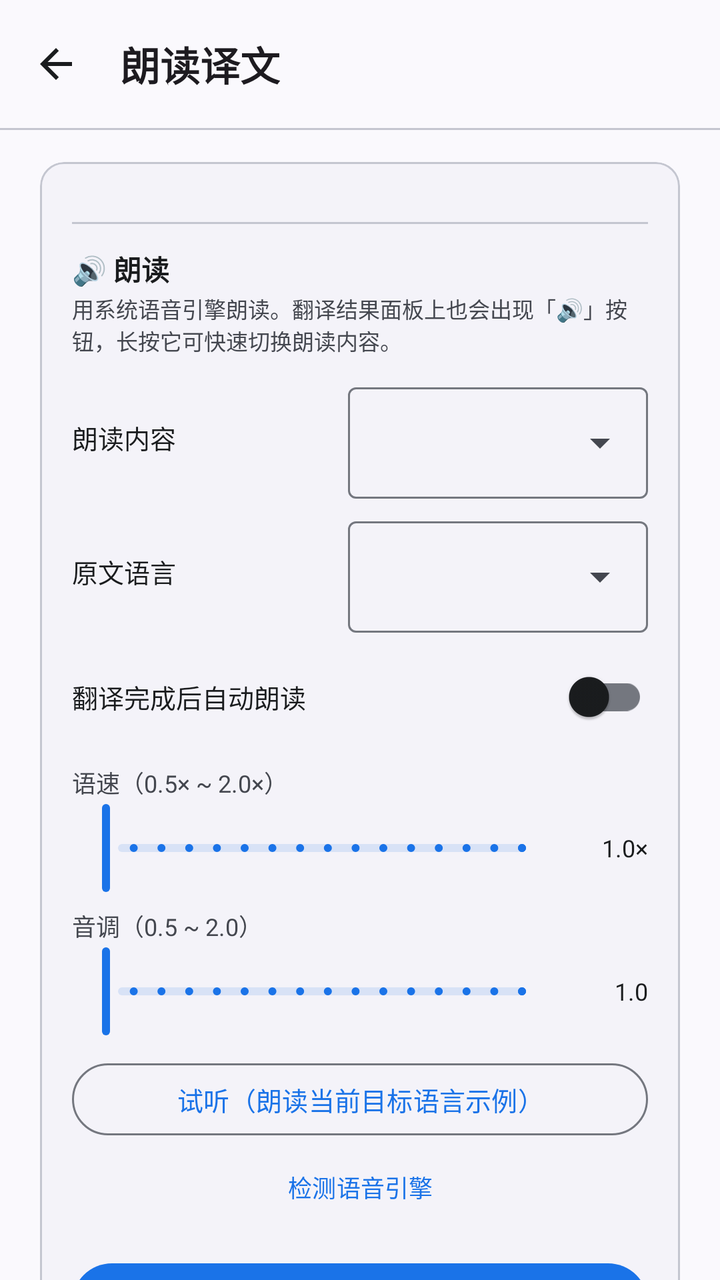
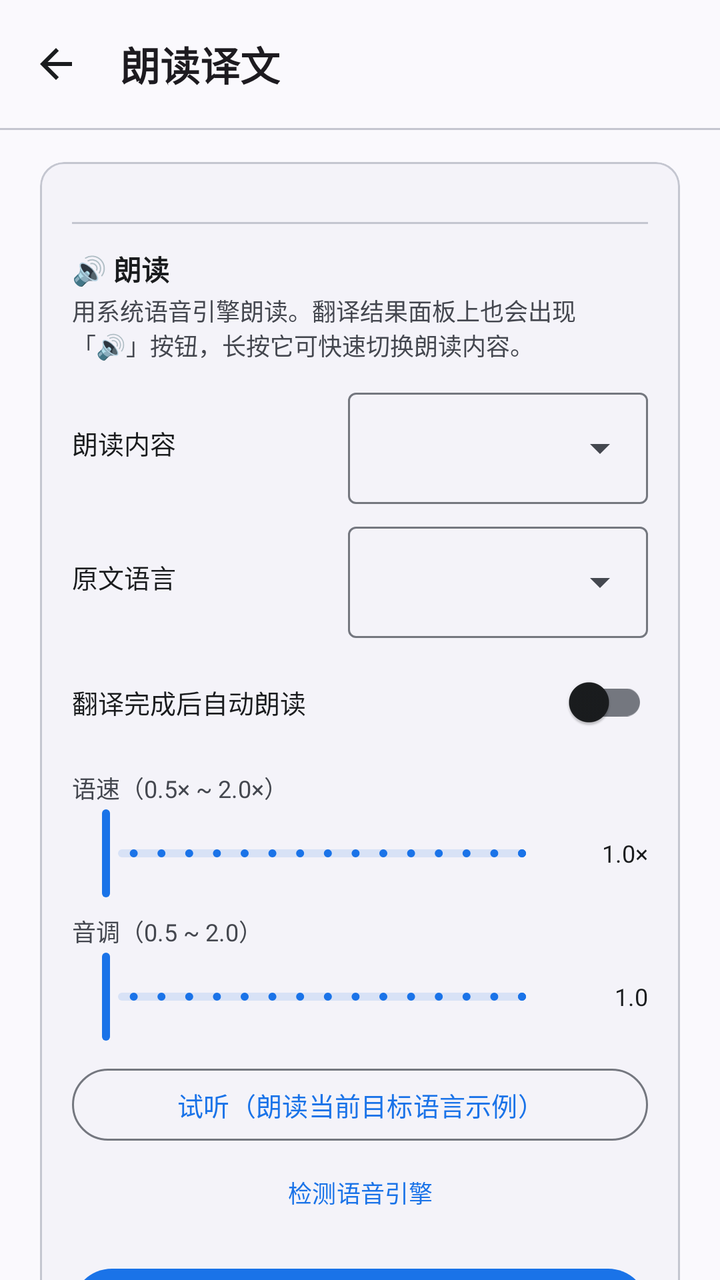

An Android layout rendered at two revisions. The XML below is the earlier revision; the diff shows what the commit changed to produce the second picture.
<!-- AndroidManifest.xml: application theme Theme.ScreenTranslator -->
<!-- res/layout/activity_tts_settings.xml -->
<?xml version="1.0" encoding="utf-8"?>
<LinearLayout xmlns:android="http://schemas.android.com/apk/res/android"
    xmlns:app="http://schemas.android.com/apk/res-auto"
    android:layout_width="match_parent"
    android:layout_height="match_parent"
    android:background="?attr/colorSurface"
    android:orientation="vertical">

    
    <com.google.android.material.appbar.MaterialToolbar
        android:id="@+id/topAppBar"
        style="@style/Widget.ScreenTranslator.Toolbar"
        android:layout_width="match_parent"
        android:layout_height="?attr/actionBarSize"
        app:navigationIcon="@drawable/ic_arrow_back"
        app:navigationContentDescription="@string/common_btn_back_content_description"
        app:title="@string/tts_settings_t03" />

    <com.google.android.material.divider.MaterialDivider
        style="@style/Widget.ScreenTranslator.Divider"
        android:layout_width="match_parent"
        android:layout_height="1dp" />

    <androidx.core.widget.NestedScrollView
        android:layout_width="match_parent"
        android:layout_height="match_parent"
        android:fillViewport="true">

        <LinearLayout
            android:layout_width="match_parent"
            android:layout_height="wrap_content"
            android:orientation="vertical"
            android:paddingHorizontal="20dp"
            android:paddingTop="16dp"
            android:paddingBottom="20dp">

        <com.google.android.material.card.MaterialCardView
            android:layout_width="match_parent"
            android:layout_height="wrap_content"
            app:cardCornerRadius="@dimen/md_card_radius"
            app:cardElevation="0dp"
            app:cardBackgroundColor="?attr/colorSurfaceContainerLow">

            <LinearLayout
                android:layout_width="match_parent"
                android:layout_height="wrap_content"
                android:orientation="vertical"
                android:padding="16dp">
                
                <com.google.android.material.divider.MaterialDivider
                    style="@style/Widget.ScreenTranslator.Divider"
                    android:layout_width="match_parent"
                    android:layout_height="1dp"
                    android:layout_marginTop="14dp" />

                <TextView
                    android:layout_width="wrap_content"
                    android:layout_height="wrap_content"
                    android:layout_marginTop="12dp"
                    android:text="@string/tts_settings_t08"
                    android:textColor="?attr/colorOnSurface"
                    android:textSize="14sp"
                    android:textStyle="bold" />

                <TextView
                    android:layout_width="match_parent"
                    android:layout_height="wrap_content"
                    android:layout_marginTop="2dp"
                    android:text="@string/tts_settings_t04"
                    android:textColor="?attr/colorOnSurfaceVariant"
                    android:textSize="11sp" />

                
                <LinearLayout
                    android:layout_width="match_parent"
                    android:layout_height="wrap_content"
                    android:layout_marginTop="10dp"
                    android:orientation="horizontal"
                    android:gravity="center_vertical">

                    <TextView
                        android:layout_width="0dp"
                        android:layout_height="wrap_content"
                        android:layout_weight="1"
                        android:text="@string/tts_settings_t02"
                        android:textColor="?attr/colorOnSurface"
                        android:textSize="13sp" />

                    <com.google.android.material.textfield.TextInputLayout
                        style="@style/Widget.ScreenTranslator.DropdownLayout"
                        android:layout_width="wrap_content"
                        android:layout_height="wrap_content"
                        android:minWidth="150dp">

                        <com.google.android.material.textfield.MaterialAutoCompleteTextView
                            android:id="@+id/spinnerTtsContent"
                            android:layout_width="match_parent"
                            android:layout_height="wrap_content"
                            android:inputType="none" />
                    </com.google.android.material.textfield.TextInputLayout>
                </LinearLayout>

                
                <LinearLayout
                    android:id="@+id/rowTtsSourceLang"
                    android:layout_width="match_parent"
                    android:layout_height="wrap_content"
                    android:layout_marginTop="6dp"
                    android:orientation="horizontal"
                    android:gravity="center_vertical">

                    <TextView
                        android:layout_width="0dp"
                        android:layout_height="wrap_content"
                        android:layout_weight="1"
                        android:text="@string/tts_settings_t01"
                        android:textColor="?attr/colorOnSurface"
                        android:textSize="13sp" />

                    <com.google.android.material.textfield.TextInputLayout
                        style="@style/Widget.ScreenTranslator.DropdownLayout"
                        android:layout_width="wrap_content"
                        android:layout_height="wrap_content"
                        android:minWidth="150dp">

                        <com.google.android.material.textfield.MaterialAutoCompleteTextView
                            android:id="@+id/spinnerTtsSourceLang"
                            android:layout_width="match_parent"
                            android:layout_height="wrap_content"
                            android:inputType="none" />
                    </com.google.android.material.textfield.TextInputLayout>
                </LinearLayout>

                <LinearLayout
                    android:layout_width="match_parent"
                    android:layout_height="wrap_content"
                    android:layout_marginTop="8dp"
                    android:orientation="horizontal"
                    android:gravity="center_vertical">

                    <TextView
                        android:layout_width="0dp"
                        android:layout_height="wrap_content"
                        android:layout_weight="1"
                        android:text="@string/tts_settings_t05"
                        android:textColor="?attr/colorOnSurface"
                        android:textSize="13sp" />

                    <com.google.android.material.switchmaterial.SwitchMaterial
                        android:id="@+id/swTtsAuto"
                        android:layout_width="wrap_content"
                        android:layout_height="wrap_content" />
                </LinearLayout>

                <TextView
                    android:layout_width="match_parent"
                    android:layout_height="wrap_content"
                    android:layout_marginTop="10dp"
                    android:text="@string/tts_settings_t06"
                    android:textColor="?attr/colorOnSurfaceVariant"
                    android:textSize="12sp" />

                <LinearLayout
                    android:layout_width="match_parent"
                    android:layout_height="wrap_content"
                    android:orientation="horizontal"
                    android:gravity="center_vertical">

                    <com.google.android.material.slider.Slider
                        android:id="@+id/seekTtsRate"
                        style="@style/Widget.ScreenTranslator.Slider"
                        android:layout_width="0dp"
                        android:layout_height="wrap_content"
                        android:layout_weight="1"
                        android:valueFrom="0"
                        android:valueTo="15" />

                    <TextView
                        android:id="@+id/tvTtsRateValue"
                        android:layout_width="wrap_content"
                        android:layout_height="wrap_content"
                        android:minWidth="46dp"
                        android:gravity="end"
                        android:text="1.0×"
                        android:textColor="?attr/colorOnSurface"
                        android:textSize="12sp" />
                </LinearLayout>

                <TextView
                    android:layout_width="match_parent"
                    android:layout_height="wrap_content"
                    android:layout_marginTop="6dp"
                    android:text="@string/tts_settings_t07"
                    android:textColor="?attr/colorOnSurfaceVariant"
                    android:textSize="12sp" />

                <LinearLayout
                    android:layout_width="match_parent"
                    android:layout_height="wrap_content"
                    android:orientation="horizontal"
                    android:gravity="center_vertical">

                    <com.google.android.material.slider.Slider
                        android:id="@+id/seekTtsPitch"
                        style="@style/Widget.ScreenTranslator.Slider"
                        android:layout_width="0dp"
                        android:layout_height="wrap_content"
                        android:layout_weight="1"
                        android:valueFrom="0"
                        android:valueTo="15" />

                    <TextView
                        android:id="@+id/tvTtsPitchValue"
                        android:layout_width="wrap_content"
                        android:layout_height="wrap_content"
                        android:minWidth="46dp"
                        android:gravity="end"
                        android:text="1.0"
                        android:textColor="?attr/colorOnSurface"
                        android:textSize="12sp" />
                </LinearLayout>

                <com.google.android.material.button.MaterialButton
                    android:id="@+id/btnTtsTest"
                    style="@style/Widget.ScreenTranslator.Button.Outlined"
                    android:layout_width="match_parent"
                    android:layout_height="wrap_content"
                    android:layout_marginTop="8dp"
                    android:text="@string/tts_settings_btn_tts_test"
                    android:textColor="?attr/colorPrimary"
                    android:textSize="13sp" />

                
                <com.google.android.material.button.MaterialButton
                    android:id="@+id/btnTtsDiag"
                    style="@style/Widget.ScreenTranslator.Button.Text"
                    android:layout_width="match_parent"
                    android:layout_height="wrap_content"
                    android:layout_marginTop="2dp"
                    android:text="@string/tts_settings_btn_tts_diag"
                    android:textColor="?attr/colorPrimary"
                    android:textSize="12sp" />
        <com.google.android.material.button.MaterialButton
            android:id="@+id/btnSave"
            android:layout_width="match_parent"
            android:layout_height="wrap_content"
            android:layout_marginTop="14dp"
            android:text="@string/common_btn_save"
            android:textSize="14sp" />

            </LinearLayout>
        </com.google.android.material.card.MaterialCardView>

    </LinearLayout>
    </androidx.core.widget.NestedScrollView>
</LinearLayout>
<!-- resources referenced by this layout -->
<resources>
  <dimen name="md_card_radius">@dimen/md_corner_md</dimen>
  <string name="common_btn_back_content_description">返回</string>
  <string name="common_btn_save">保存</string>
  <string name="tts_settings_btn_tts_diag">检测语音引擎</string>
  <string name="tts_settings_btn_tts_test">试听（朗读当前目标语言示例）</string>
  <string name="tts_settings_t01">原文语言</string>
  <string name="tts_settings_t02">朗读内容</string>
  <string name="tts_settings_t03">朗读译文</string>
  <string name="tts_settings_t04">用系统语音引擎朗读。翻译结果面板上也会出现「🔊」按钮，长按它可快速切换朗读内容。</string>
  <string name="tts_settings_t05">翻译完成后自动朗读</string>
  <string name="tts_settings_t06">语速（0.5× ~ 2.0×）</string>
  <string name="tts_settings_t07">音调（0.5 ~ 2.0）</string>
  <string name="tts_settings_t08">🔊 朗读</string>
  <style name="Widget.ScreenTranslator.Button.Outlined" parent="Widget.Material3.Button.OutlinedButton">
          <item name="android:minHeight">@dimen/md_button_height</item>
          <item name="cornerRadius">22dp</item>
          <item name="strokeColor">?attr/colorOutline</item>
      </style>
  <style name="Widget.ScreenTranslator.Button.Text" parent="Widget.Material3.Button.TextButton">
          <item name="android:minHeight">40dp</item>
      </style>
  <style name="Widget.ScreenTranslator.Divider" parent="Widget.Material3.MaterialDivider">
          
          <item name="dividerColor">?attr/colorOutlineVariant</item>
      </style>
  <style name="Widget.ScreenTranslator.Slider" parent="Widget.Material3.Slider">
          <item name="labelBehavior">floating</item>
          <item name="thumbRadius">10dp</item>
          <item name="trackHeight">4dp</item>
          
          <item name="android:stepSize">1</item>
      </style>
  <style name="Widget.ScreenTranslator.Toolbar" parent="Widget.Material3.Toolbar">
          <item name="android:background">?attr/colorSurface</item>
          <item name="titleTextAppearance">@style/TextAppearance.ScreenTranslator.AppBarTitle</item>
          <item name="titleCentered">false</item>
          <item name="navigationIconTint">?attr/colorOnSurface</item>
          <item name="android:elevation">0dp</item>
      </style>
  <dimen name="md_corner_md">12dp</dimen>
  <color name="md_on_surface">#1A1C1E</color>
  <dimen name="md_button_height">44dp</dimen>
  <dimen name="md_corner_xs">4dp</dimen>
  <style name="TextAppearance.ScreenTranslator.AppBarTitle" parent="TextAppearance.Material3.TitleLarge">
          <item name="android:textSize">20sp</item>
          <item name="android:textStyle">bold</item>
      </style>
  <color name="md_primary">#1A73E8</color>
  <color name="md_on_primary">#FFFFFF</color>
  <color name="md_primary_container">#D3E3FD</color>
  <color name="md_on_primary_container">#041E49</color>
  <color name="md_inverse_primary">#A8C7FA</color>
  <color name="md_secondary">#545F71</color>
  <color name="md_on_secondary">#FFFFFF</color>
  <color name="md_secondary_container">#D8E2F6</color>
  <color name="md_on_secondary_container">#111C2B</color>
  <color name="md_tertiary">#6E5C8E</color>
  <color name="md_on_tertiary">#FFFFFF</color>
  <color name="md_tertiary_container">#EDDCFC</color>
  <color name="md_on_tertiary_container">#281645</color>
  <color name="md_error">#B3261E</color>
  <color name="md_on_error">#FFFFFF</color>
  <color name="md_error_container">#F9DEDC</color>
  <color name="md_on_error_container">#410E0B</color>
  <color name="md_surface">#FAF9FD</color>
  <color name="md_surface_variant">#E1E2EC</color>
  <color name="md_on_surface_variant">#44474F</color>
  <color name="md_inverse_surface">#2F3033</color>
  <color name="md_inverse_on_surface">#F1F0F4</color>
  <color name="md_surface_container_lowest">#FFFFFF</color>
  <color name="md_surface_container_low">#F4F3F9</color>
  <color name="md_surface_container">#EFEEF4</color>
  <color name="md_surface_container_high">#E9E8EF</color>
  <color name="md_surface_container_highest">#E3E2E9</color>
  <color name="md_outline">#74777F</color>
  <color name="md_outline_variant">#C4C6D0</color>
  <!-- unchanged entries left out for length: 3 -->
</resources>

<!-- the commit's change to res/layout/activity_tts_settings.xml (unified diff, before → after) -->
@@ -68,7 +68,7 @@
                     android:layout_marginTop="2dp"
                     android:text="@string/tts_settings_t04"
                     android:textColor="?attr/colorOnSurfaceVariant"
-                    android:textSize="11sp" />
+                    android:textSize="12sp" />
 
                 
                 <LinearLayout
